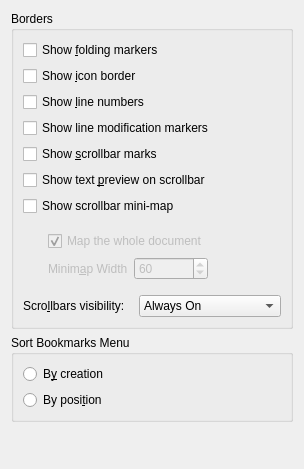
Above: src/dialogs/bordersappearanceconfigwidget.ui from KDE/ktexteditor before the change. Below: the same form after it.
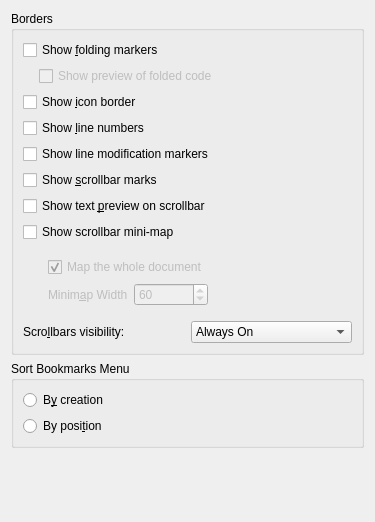
That is the form after the change.

Commit message: Add option to disable preview of folded text

What changed in the file:
```diff
--- a/src/dialogs/bordersappearanceconfigwidget.ui
+++ b/src/dialogs/bordersappearanceconfigwidget.ui
@@ -6,8 +6,8 @@
    <rect>
     <x>0</x>
     <y>0</y>
-    <width>304</width>
-    <height>469</height>
+    <width>375</width>
+    <height>522</height>
    </rect>
   </property>
   <layout class="QVBoxLayout" name="verticalLayout">
@@ -27,6 +27,39 @@
         </property>
        </widget>
       </item>
+      <item>
+       <layout class="QHBoxLayout" name="horizontalLayout_2">
+        <item>
+         <spacer name="horizontalSpacer_3">
+          <property name="orientation">
+           <enum>Qt::Horizontal</enum>
+          </property>
+          <property name="sizeType">
+           <enum>QSizePolicy::Fixed</enum>
+          </property>
+          <property name="sizeHint" stdset="0">
+           <size>
+            <width>16</width>
+            <height>16</height>
+           </size>
+          </property>
+         </spacer>
+        </item>
+        <item>
+         <widget class="QCheckBox" name="chkShowFoldingPreview">
+          <property name="enabled">
+           <bool>false</bool>
+          </property>
+          <property name="whatsThis">
+           <string>If checked, hovering over a folded region shows a preview of the folded text in a popup.</string>
+          </property>
+          <property name="text">
+           <string>Show preview of folded code</string>
+          </property>
+         </widget>
+        </item>
+       </layout>
+      </item>
       <item>
        <widget class="QCheckBox" name="chkIconBorder">
         <property name="whatsThis">
```
Left out of the diff: 24 changed lines with no effect on the pictures. The commit also changes 2 other files.
